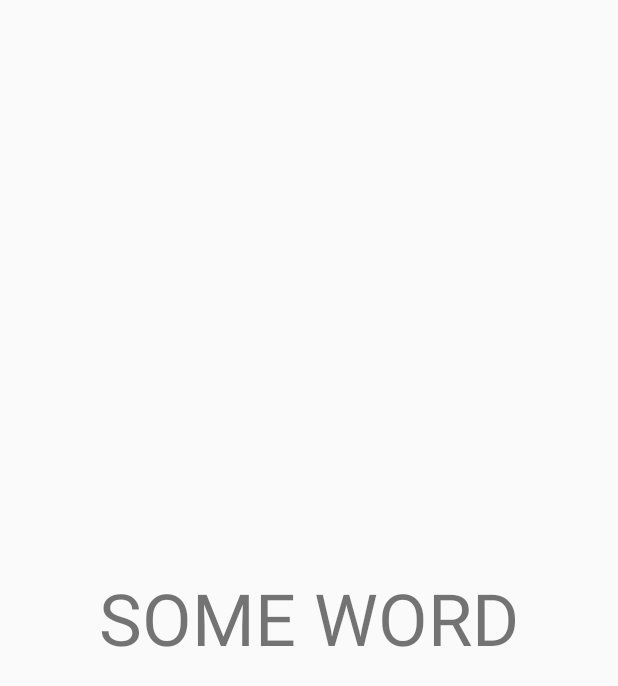
After one commit to morristech/iHeartTrivia, an Android app: the layout gameplay_layout.xml on its own in the app's theme, with its tools: preview values and no code run, on a phone screen of 412 x 824 dp. The commit adds this screen. Shown: the top 686 px of the screen. Run offline under Robolectric (Android 15) with nearby library versions, the phone set to English and light mode, and no system bars.

Commit message:
Gameplay screen implementation [work in progress]

```diff
--- a/app/src/main/AndroidManifest.xml
+++ b/app/src/main/AndroidManifest.xml
@@ -9,7 +9,8 @@
         android:roundIcon="@mipmap/ic_launcher_round"
         android:supportsRtl="true"
         android:theme="@style/AppTheme">
-        <activity android:name=".home.HomeActivity">
+
+        <activity android:name=".home.HomeActivity" >
             <intent-filter>
                 <action android:name="android.intent.action.MAIN" />
 
@@ -21,6 +22,7 @@
         </activity>
 
         <activity android:name=".gameplay.GameplayActivity" />
+
         <activity android:name=".roundsummary.RoundSummaryActivity"></activity>
     </application>
 
--- /dev/null
+++ b/app/src/main/res/layout/gameplay_layout.xml
@@ -0,0 +1,26 @@
+<?xml version="1.0" encoding="utf-8"?>
+<LinearLayout
+    xmlns:android="http://schemas.android.com/apk/res/android"
+    xmlns:app="http://schemas.android.com/apk/res-auto"
+    xmlns:tools="http://schemas.android.com/tools"
+    android:layout_width="match_parent"
+    android:layout_height="match_parent">
+
+    <FrameLayout
+        android:id="@+id/item_area"
+        android:layout_width="match_parent"
+        android:layout_height="match_parent"
+        android:layout_margin="16dp"
+        android:elevation="4dp">
+
+        <TextView
+            android:id="@+id/word"
+            android:layout_width="wrap_content"
+            android:layout_height="wrap_content"
+            android:layout_gravity="center"
+            android:textSize="48dp"
+            android:text="SOME WORD"/>
+
+    </FrameLayout>
+
+</LinearLayout>
```
Also changed, not shown: app/src/main/java/com/iheartradio/ihearttrivia/TiltManager.kt (added, +46 -0 lines), app/src/main/java/com/iheartradio/ihearttrivia/gameplay/GameModel.kt (added, +19 -0 lines), app/src/main/java/com/iheartradio/ihearttrivia/gameplay/GamePresenter.kt (added, +36 -0 lines), app/src/main/java/com/iheartradio/ihearttrivia/gameplay/GameplayActivity.kt (+8 -0 lines), app/src/main/java/com/iheartradio/ihearttrivia/gameplay/GameplayFragment.kt (+29 -0 lines), app/src/main/java/com/iheartradio/ihearttrivia/gameplay/GameplayView.kt (added, +36 -0 lines), app/src/main/res/layout/activity_gameplay.xml (+2 -14 lines).
